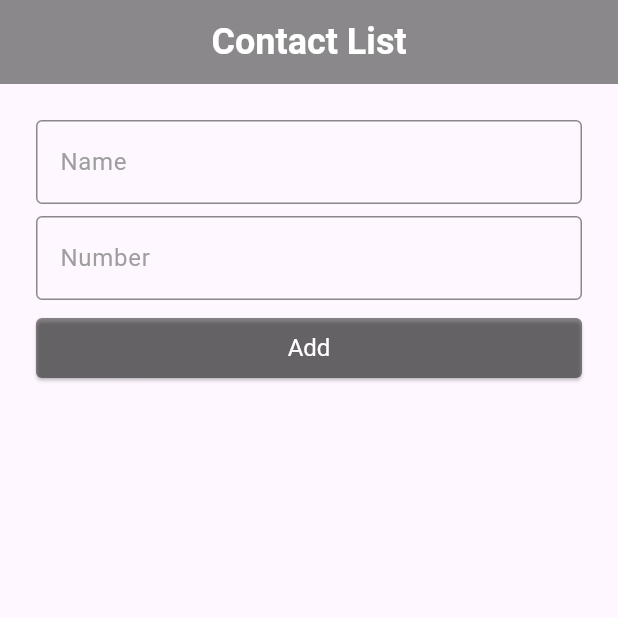
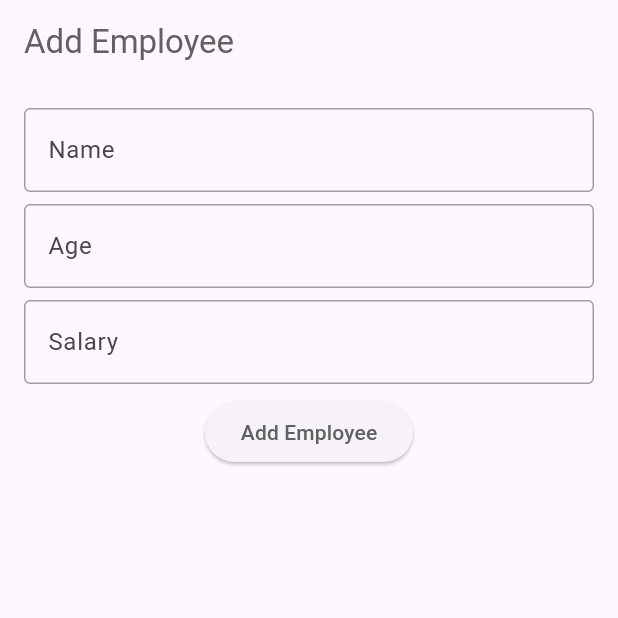
Before and after one commit to arifuzzaman292750/mod_10_assignment_b9, a Flutter app: the screen it shows after launch, on a phone screen of 412 x 824 dp, the top half of it. Run offline on Flutter 3.47's test engine with Material 3 defaults, Android fonts, the phone set to English and light mode, and no system bars.

Commit message:
add TextFormField and Elevated Button

```diff
--- a/lib/app/app.dart
+++ /dev/null
@@ -1,64 +0,0 @@
-import 'package:flutter/material.dart';
-import 'package:mod_10_assignment_b9/features/ui/screens/home_screen.dart';
-
-class MyApp extends StatelessWidget {
-  const MyApp({super.key});
-
-  @override
-  Widget build(BuildContext context) {
-    return MaterialApp(
-      debugShowCheckedModeBanner: false,
-      theme: ThemeData(
-        inputDecorationTheme: _inputDecorationTheme(),
-        elevatedButtonTheme: _elevatedButtonThemeData(),
-      ),
-      initialRoute: HomeScreen.name,
-      onGenerateRoute: (RouteSettings settings) {
-        late Widget widget;
-        if (settings.name == HomeScreen.name) {
-          widget = HomeScreen();
-        }
-
-        return MaterialPageRoute(
-          builder: (BuildContext context) {
-            return widget;
-          },
-        );
-      },
-    );
-  }
-
-  InputDecorationTheme _inputDecorationTheme() {
-    return InputDecorationTheme(
-      hintStyle: TextStyle(color: Colors.grey),
-      border: _outlineInputBorder(),
-      enabledBorder: _outlineInputBorder(),
-      focusedBorder: _outlineInputBorder(),
-    );
-  }
-
-  OutlineInputBorder _outlineInputBorder() {
-    return OutlineInputBorder(
-      borderRadius: BorderRadius.circular(4),
-      borderSide: BorderSide(
-        width: 1,
-        color: Colors.black45,
-      ),
-    );
-  }
-
-  ElevatedButtonThemeData _elevatedButtonThemeData() {
-    return ElevatedButtonThemeData(
-      style: ElevatedButton.styleFrom(
-        textStyle: TextStyle(fontSize: 16),
-        padding: EdgeInsets.symmetric(vertical: 10),
-        backgroundColor: Colors.black45,
-        foregroundColor: Colors.white,
-        shape: RoundedRectangleBorder(
-          borderRadius: BorderRadius.circular(4),
-        ),
-        fixedSize: Size.fromWidth(double.maxFinite),
-      ),
-    );
-  }
-}
--- a/lib/features/ui/screens/home_screen.dart
+++ /dev/null
@@ -1,202 +0,0 @@
-import 'package:flutter/material.dart';
-
-class HomeScreen extends StatefulWidget {
-  const HomeScreen({super.key});
-
-  static const String name = '/';
-
-  @override
-  State<HomeScreen> createState() => _HomeScreenState();
-}
-
-class _HomeScreenState extends State<HomeScreen> {
-  final TextEditingController _nameTEController = TextEditingController();
-  final TextEditingController _numberTEController = TextEditingController();
-  final GlobalKey<FormState> _formKey = GlobalKey<FormState>();
-  final List<Map<String, String>> _contacts = [];
-
-  @override
-  Widget build(BuildContext context) {
-    return Scaffold(
-      appBar: _buildAppBar(),
-      body: Padding(
-        padding: const EdgeInsets.all(24.0),
-        child: Column(
-          spacing: 24,
-          children: [
-            _buildTextFieldForm(),
-            Expanded(
-              child: ListView.builder(
-                itemCount: _contacts.length,
-                itemBuilder: (context, index) {
-                  return Padding(
-                    padding: const EdgeInsets.only(bottom: 8.0),
-                    child: _buildUserNameAndNumber(index),
-                  );
-                },
-              ),
-            ),
-          ],
-        ),
-      ),
-    );
-  }
-
-  AppBar _buildAppBar() {
-    return AppBar(
-      backgroundColor: Colors.black45,
-      foregroundColor: Colors.white,
-      title: Text(
-        'Contact List',
-        style: TextStyle(
-          fontSize: 24,
-          fontWeight: FontWeight.w600,
-        ),
-      ),
-      centerTitle: true,
-    );
-  }
-
-  Widget _buildTextFieldForm() {
-    return Form(
-      key: _formKey,
-      child: Column(
-        spacing: 8,
-        children: [
-          TextFormField(
-            controller: _nameTEController,
-            decoration: InputDecoration(hintText: 'Name'),
-            autovalidateMode: AutovalidateMode.onUserInteraction,
-            validator: (String? value) {
-              if (value?.trim().isEmpty ?? true) {
-                return 'Name is required';
-              }
-              return null;
-            },
-          ),
-          TextFormField(
-            controller: _numberTEController,
-            keyboardType: TextInputType.phone,
-            autovalidateMode: AutovalidateMode.onUserInteraction,
-            decoration: InputDecoration(hintText: 'Number'),
-            validator: (String? value) {
-              if (value?.trim().isEmpty ?? true) {
-                return 'Number is required';
-              }
-              return null;
-            },
-          ),
-          ElevatedButton(
-            onPressed: _addContacts,
-            child: Text('Add'),
-          ),
-        ],
-      ),
-    );
-  }
-
-  void _addContacts() {
-    if (_formKey.currentState!.validate()) {
-      final String name = _nameTEController.text.trim();
-      final String number = _numberTEController.text.trim();
-      if (name.isNotEmpty && number.isNotEmpty) {
-        _contacts.add({'name': name, 'number': number});
-        setState(() {});
-        _nameTEController.clear();
-        _numberTEController.clear();
-      }
-    }
-  }
-
-  Widget _buildUserNameAndNumber(int index) {
-    return GestureDetector(
-      onLongPress: () => _deleteContact(index),
-      child: Card(
-        shape: RoundedRectangleBorder(
-          borderRadius: BorderRadius.circular(4),
-        ),
-        child: Padding(
-          padding: const EdgeInsets.all(12.0),
-          child: Row(
-            mainAxisAlignment: MainAxisAlignment.spaceBetween,
-            children: [
-              Row(
-                spacing: 20,
-                children: [
-                  Icon(
-                    Icons.person,
-                    size: 42,
-                    color: Colors.black54,
-                  ),
-                  Column(
-                    crossAxisAlignment: CrossAxisAlignment.start,
-                    children: [
-                      Text(
-                        '${_contacts[index]['name']}',
-                        style: TextStyle(
-                          fontSize: 20,
-                          fontWeight: FontWeight.w600,
-                          color: Colors.red,
-                        ),
-                      ),
-                      Text(
-                        '${_contacts[index]['number']}',
-                        style: TextStyle(
-                          color: Colors.black54,
-                        ),
-                      ),
-                    ],
-                  ),
-                ],
-              ),
-              Icon(Icons.call, color: Colors.blue),
-            ],
-          ),
-        ),
-      ),
-    );
-  }
-
-  void _deleteContact(int index) {
-    showDialog(
-      barrierDismissible: false,
-      context: context,
-      builder: (context) => AlertDialog(
-        title: Text(
-          'Confirmation',
-          style: TextStyle(fontWeight: FontWeight.w600),
-        ),
-        content: Text('Are you sure for delete?'),
-        actions: [
-          IconButton(
-            onPressed: () => Navigator.pop(context),
-            icon: Icon(
-              Icons.cancel,
-              color: Colors.green,
-              size: 32,
-            ),
-          ),
-          IconButton(
-            onPressed: () {
-              _contacts.removeAt(index);
-              setState(() {});
-              Navigator.pop(context);
-            },
-            icon: Icon(
-              Icons.delete,
-              color: Colors.red,
-              size: 32,
-            ),
-          ),
-        ],
-      ),
-    );
-  }
-
-  @override
-  void dispose() {
-    _nameTEController.dispose();
-    _numberTEController.dispose();
-    super.dispose();
-  }
-}
--- /dev/null
+++ b/lib/home_screen.dart
@@ -0,0 +1,39 @@
+import 'package:flutter/material.dart';
+
+class HomeScreen extends StatelessWidget {
+  const HomeScreen({super.key});
+
+  @override
+  Widget build(BuildContext context) {
+    return Scaffold(
+      appBar: AppBar(
+        foregroundColor: Colors.grey.shade700,
+        title: Text('Add Employee'),
+      ),
+      body: Padding(
+        padding: const EdgeInsets.all(16.0),
+        child: Column(
+          spacing: 8,
+          children: [
+            TextFormField(
+              decoration: InputDecoration(hintText: 'Name'),
+            ),
+            TextFormField(
+              decoration: InputDecoration(hintText: 'Age'),
+            ),
+            TextFormField(
+              decoration: InputDecoration(hintText: 'Salary'),
+            ),
+            ElevatedButton(
+              style: ElevatedButton.styleFrom(
+                foregroundColor: Colors.grey.shade700,
+              ),
+              onPressed: () {},
+              child: Text('Add Employee'),
+            ),
+          ],
+        ),
+      ),
+    );
+  }
+}
--- a/lib/main.dart
+++ b/lib/main.dart
@@ -1,6 +1,41 @@
 import 'package:flutter/material.dart';
-import 'package:mod_10_assignment_b9/app/app.dart';
+import 'package:mod_10_assignment_b9/home_screen.dart';
+
 
 void main() {
   runApp(MyApp());
 }
+
+class MyApp extends StatelessWidget {
+  const MyApp({super.key});
+
+  @override
+  Widget build(BuildContext context) {
+    return MaterialApp(
+      debugShowCheckedModeBanner: false,
+      home: HomeScreen(),
+      theme: ThemeData(
+        inputDecorationTheme: InputDecorationTheme(
+          border: OutlineInputBorder(
+            borderSide: BorderSide(
+              color: Colors.grey,
+              width: 1,
+            ),
+          ),
+          enabledBorder: OutlineInputBorder(
+            borderSide: BorderSide(
+              color: Colors.grey,
+              width: 1,
+            ),
+          ),
+          focusedBorder: OutlineInputBorder(
+            borderSide: BorderSide(
+              color: Colors.grey,
+              width: 1,
+            ),
+          ),
+        ),
+      ),
+    );
+  }
+}
```
